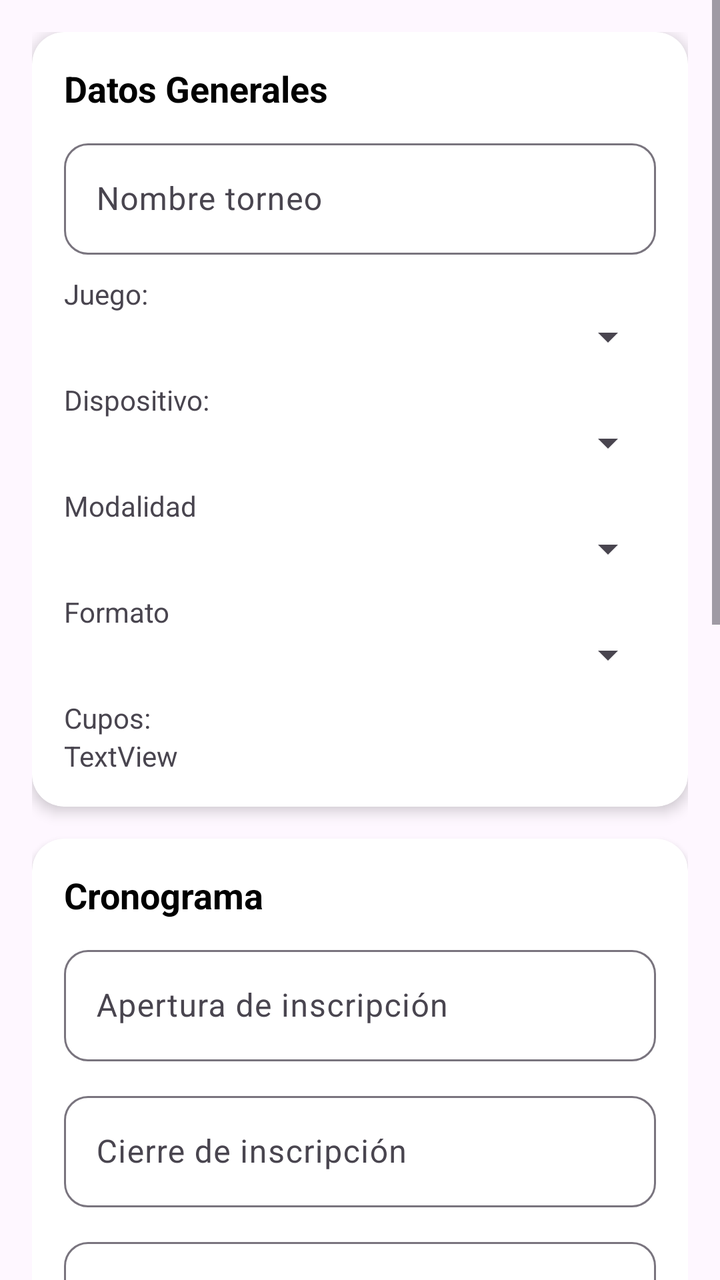
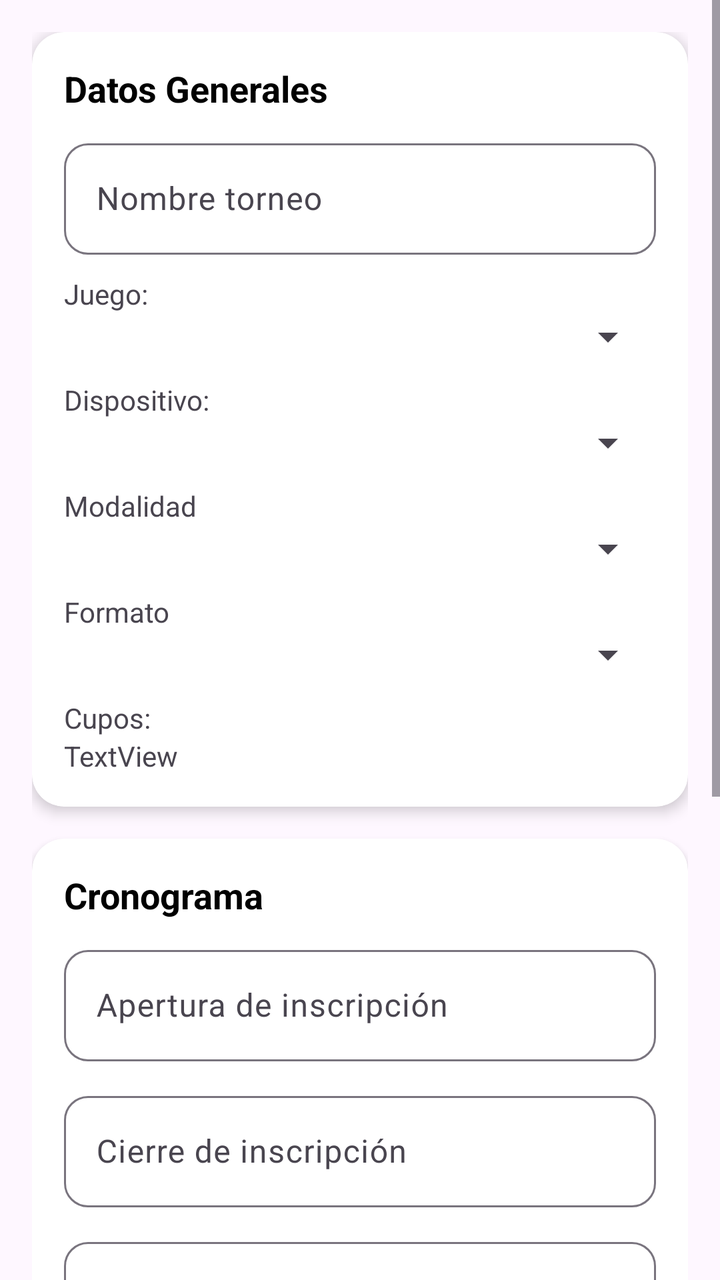

An Android layout rendered at two revisions. The XML below is the earlier revision; the diff shows what the commit changed to produce the second picture.
<!-- AndroidManifest.xml: application theme Theme.AdministracionDeTornerosElectronicos -->
<!-- res/layout/fragment_formulario.xml -->
<?xml version="1.0" encoding="utf-8"?>
<androidx.constraintlayout.widget.ConstraintLayout xmlns:android="http://schemas.android.com/apk/res/android"
    xmlns:app="http://schemas.android.com/apk/res-auto"
    xmlns:tools="http://schemas.android.com/tools"
    android:layout_width="match_parent"
    android:layout_height="match_parent"
    tools:context=".formularioFragment">


    <ScrollView
        android:layout_width="match_parent"
        android:layout_height="match_parent"
        android:fillViewport="true"
        app:layout_constraintBottom_toBottomOf="parent"
        app:layout_constraintEnd_toEndOf="parent"
        app:layout_constraintStart_toStartOf="parent"
        app:layout_constraintTop_toTopOf="parent">

        <LinearLayout
            android:layout_width="match_parent"
            android:layout_height="wrap_content"
            android:orientation="vertical"
            android:padding="16dp"
            android:gravity="center">

            <androidx.cardview.widget.CardView
                android:layout_width="match_parent"
                android:layout_height="wrap_content"
                android:layout_marginBottom="16dp"
                app:cardElevation="4dp"
                app:cardCornerRadius="16dp">

                <LinearLayout
                    android:layout_width="match_parent"
                    android:layout_height="wrap_content"
                    android:orientation="vertical"
                    android:padding="16dp">

                    <TextView
                        android:id="@+id/textView4"
                        android:layout_width="match_parent"
                        android:layout_height="wrap_content"
                        android:text="Datos Generales"
                        android:textSize="18sp"
                        android:textStyle="bold"
                        android:textColor="@color/black"
                        android:layout_marginBottom="10dp"
                        />

                    <com.google.android.material.textfield.TextInputLayout
                        android:layout_width="match_parent"
                        android:layout_height="match_parent"
                        app:boxCornerRadiusBottomEnd="12dp"
                        app:boxCornerRadiusBottomStart="12dp"
                        app:boxCornerRadiusTopEnd="12dp"
                        app:boxCornerRadiusTopStart="12dp"
                        >

                        <com.google.android.material.textfield.TextInputEditText
                            android:id="@+id/txtNombreTorneo"
                            android:layout_width="match_parent"
                            android:layout_height="wrap_content"
                            android:hint="Nombre torneo" />

                    </com.google.android.material.textfield.TextInputLayout>

                    <TextView
                        android:id="@+id/textView11"
                        android:layout_width="wrap_content"
                        android:layout_height="wrap_content"
                        android:layout_marginTop="10dp"
                        android:layout_weight="1"
                        android:text="Juego:" />

                    <Spinner
                        android:id="@+id/spiJuegos"
                        android:layout_width="match_parent"
                        android:layout_height="wrap_content"
                        android:layout_weight="1" />

                    <TextView
                        android:id="@+id/textView12"
                        android:layout_width="match_parent"
                        android:layout_height="wrap_content"
                        android:layout_marginTop="10dp"
                        android:text="Dispositivo:" />

                    <Spinner
                        android:id="@+id/spinnerDisposi"
                        android:layout_width="match_parent"
                        android:layout_height="wrap_content"
                        android:layout_weight="1" />

                    <TextView
                        android:id="@+id/textView10"
                        android:layout_width="match_parent"
                        android:layout_height="wrap_content"
                        android:text="Modalidad"
                        android:layout_marginTop="10dp"/>

                    <Spinner
                        android:id="@+id/spiModalidad"
                        android:layout_width="match_parent"
                        android:layout_height="wrap_content" />

                    <TextView
                        android:id="@+id/textView"
                        android:layout_width="match_parent"
                        android:layout_height="wrap_content"
                        android:text="Formato"
                        android:layout_marginTop="10dp"/>

                    <Spinner
                        android:id="@+id/spiFormato"
                        android:layout_width="match_parent"
                        android:layout_height="wrap_content" />

                    <TextView
                        android:id="@+id/Cuposs"
                        android:layout_width="match_parent"
                        android:layout_height="wrap_content"
                        android:text="Cupos:"
                        android:layout_marginTop="10dp"/>

                    <TextView
                        android:id="@+id/cupos"
                        android:layout_width="match_parent"
                        android:layout_height="wrap_content"
                        android:text="TextView" />

                </LinearLayout>
            </androidx.cardview.widget.CardView>

            <androidx.cardview.widget.CardView
                android:layout_width="match_parent"
                android:layout_height="wrap_content"
                android:layout_marginBottom="16dp"
                app:cardCornerRadius="16dp">

                <LinearLayout
                    android:layout_width="match_parent"
                    android:layout_height="wrap_content"
                    android:orientation="vertical"
                    android:padding="16dp">

                    <TextView
                        android:id="@+id/textView5"
                        android:layout_width="match_parent"
                        android:layout_height="wrap_content"
                        android:text="Cronograma"
                        android:textSize="18sp"
                        android:textStyle="bold"
                        android:textColor="@color/black"
                        android:layout_marginBottom="10dp" />

                    <com.google.android.material.textfield.TextInputLayout
                        android:layout_width="match_parent"
                        android:layout_height="wrap_content"
                        app:boxCornerRadiusBottomEnd="12dp"
                        app:boxCornerRadiusBottomStart="12dp"
                        app:boxCornerRadiusTopEnd="12dp"
                        app:boxCornerRadiusTopStart="12dp"
                        android:layout_marginBottom="12dp">

                        <com.google.android.material.textfield.TextInputEditText
                            android:id="@+id/edtInscripcion"
                            android:layout_width="match_parent"
                            android:layout_height="wrap_content"
                            android:inputType="date"
                            android:hint="Apertura de inscripción" />
                    </com.google.android.material.textfield.TextInputLayout>

                    <com.google.android.material.textfield.TextInputLayout
                        android:layout_width="match_parent"
                        android:layout_height="wrap_content"
                        app:boxCornerRadiusBottomEnd="12dp"
                        app:boxCornerRadiusBottomStart="12dp"
                        app:boxCornerRadiusTopEnd="12dp"
                        app:boxCornerRadiusTopStart="12dp"
                        android:layout_marginBottom="12dp">

                        <com.google.android.material.textfield.TextInputEditText
                            android:id="@+id/edtCierre"
                            android:layout_width="match_parent"
                            android:layout_height="wrap_content"
                            android:inputType="date"
                            android:hint="Cierre de inscripción" />
                    </com.google.android.material.textfield.TextInputLayout>

                    <com.google.android.material.textfield.TextInputLayout
                        android:layout_width="match_parent"
                        android:layout_height="wrap_content"
                        app:boxCornerRadiusBottomEnd="12dp"
                        app:boxCornerRadiusBottomStart="12dp"
                        app:boxCornerRadiusTopEnd="12dp"
                        app:boxCornerRadiusTopStart="12dp">

                        <com.google.android.material.textfield.TextInputEditText
                            android:id="@+id/edtInicio"
                            android:layout_width="match_parent"
                            android:layout_height="wrap_content"
                            android:inputType="date"
                            android:hint="Inicio del Torneo" />
                    </com.google.android.material.textfield.TextInputLayout>
                </LinearLayout>
            </androidx.cardview.widget.CardView>

            <androidx.cardview.widget.CardView
                android:layout_width="match_parent"
                android:layout_height="wrap_content"
                android:layout_marginBottom="16dp"
                app:cardCornerRadius="16dp">

                <LinearLayout
                    android:layout_width="match_parent"
                    android:layout_height="wrap_content"
                    android:orientation="vertical"
                    android:padding="16dp">


                    <TextView
                        android:id="@+id/textView13"
                        android:layout_width="match_parent"
                        android:layout_height="wrap_content"
                        android:textSize="18sp"
                        android:textStyle="bold"
                        android:textColor="@color/black"
                        android:layout_marginBottom="10dp"
                        android:text="Inscripción y Premios"
                        />

                    <TextView
                        android:id="@+id/textView14"
                        android:layout_width="match_parent"
                        android:layout_height="wrap_content"
                        android:text="Tipo de Entrada:" />

                    <Spinner
                        android:id="@+id/spnEntrada"
                        android:layout_width="match_parent"
                        android:layout_height="wrap_content"
                        android:layout_marginBottom="12dp"/>

                    <com.google.android.material.textfield.TextInputLayout
                        android:id="@+id/tilCostoEntrada"
                        android:layout_width="match_parent"
                        android:layout_height="wrap_content"
                        app:boxCornerRadiusBottomEnd="12dp"
                        app:boxCornerRadiusBottomStart="12dp"
                        app:boxCornerRadiusTopEnd="12dp"
                        app:boxCornerRadiusTopStart="12dp"
                        android:layout_marginBottom="12dp">

                        <com.google.android.material.textfield.TextInputEditText
                            android:id="@+id/etCostoEntrada"
                            android:layout_width="match_parent"
                            android:layout_height="wrap_content"
                            android:inputType="numberDecimal"
                            android:hint="Costo de entrada por persona/equipo:"/>
                    </com.google.android.material.textfield.TextInputLayout>

                    <com.google.android.material.textfield.TextInputLayout
                        android:id="@+id/etPremios"
                        android:layout_width="match_parent"
                        android:layout_height="wrap_content"
                        app:boxCornerRadiusBottomEnd="12dp"
                        app:boxCornerRadiusBottomStart="12dp"
                        app:boxCornerRadiusTopEnd="12dp"
                        app:boxCornerRadiusTopStart="12dp"
                        android:layout_marginBottom="12dp">

                        <com.google.android.material.textfield.TextInputEditText
                            android:id="@+id/etPremio"
                            android:layout_width="match_parent"
                            android:layout_height="wrap_content"
                            android:inputType="text"
                            android:hint="Premio: skin, 100 dolares" />
                    </com.google.android.material.textfield.TextInputLayout>



                </LinearLayout>
            </androidx.cardview.widget.CardView>

            <androidx.cardview.widget.CardView
                android:layout_width="match_parent"
                android:layout_height="wrap_content"
                android:layout_marginBottom="16dp"
                app:cardElevation="2dp"
                app:cardCornerRadius="16dp">

                <LinearLayout
                    android:layout_width="match_parent"
                    android:layout_height="wrap_content"
                    android:orientation="vertical"
                    android:padding="20dp">

                    <TextView
                        android:layout_width="match_parent"
                        android:layout_height="wrap_content"
                        android:text="Reglas y Formato"
                        android:textSize="18sp"
                        android:textStyle="bold"
                        android:textColor="@color/black"
                        android:layout_marginBottom="8dp"/>

                    <TextView
                        android:id="@+id/formato"
                        android:layout_width="match_parent"
                        android:layout_height="wrap_content"
                        android:layout_marginBottom="16dp"
                        android:text="Formato: "
                        android:textColor="#555555"
                        android:textSize="13sp" />

                    <com.google.android.material.textfield.TextInputLayout
                        android:layout_width="match_parent"
                        android:layout_height="wrap_content"
                        app:boxCornerRadiusBottomEnd="12dp"
                        app:boxCornerRadiusBottomStart="12dp"
                        app:boxCornerRadiusTopEnd="12dp"
                        app:boxCornerRadiusTopStart="12dp">

                        <com.google.android.material.textfield.TextInputEditText
                            android:id="@+id/etReglas"
                            android:layout_width="match_parent"
                            android:layout_height="wrap_content"
                            android:inputType="textMultiLine"
                            android:lines="4"
                            android:minLines="4"
                            android:gravity="top|start"
                            android:hint="Ej: No mirar pantallas" />
                    </com.google.android.material.textfield.TextInputLayout>

                </LinearLayout>
            </androidx.cardview.widget.CardView>

            <Button

                android:id="@+id/btnGuardar"
                android:layout_width="match_parent"
                android:layout_height="wrap_content"
                android:layout_marginTop="16dp"
                android:text="Crear Torneo" />

        </LinearLayout>
    </ScrollView>

</androidx.constraintlayout.widget.ConstraintLayout>
<!-- resources referenced by this layout -->
<resources>
  <color name="black">#FF000000</color>
  <style name="Theme.AdministracionDeTornerosElectronicos" parent="Base.Theme.AdministracionDeTornerosElectronicos" />
  <style name="Base.Theme.AdministracionDeTornerosElectronicos" parent="Theme.Material3.DayNight.NoActionBar">
          
          
      </style>
</resources>

<!-- the commit's change to res/layout/fragment_formulario.xml (unified diff, before → after) -->
@@ -209,83 +209,6 @@
                 android:layout_width="match_parent"
                 android:layout_height="wrap_content"
                 android:layout_marginBottom="16dp"
-                app:cardCornerRadius="16dp">
-
-                <LinearLayout
-                    android:layout_width="match_parent"
-                    android:layout_height="wrap_content"
-                    android:orientation="vertical"
-                    android:padding="16dp">
-
-
-                    <TextView
-                        android:id="@+id/textView13"
-                        android:layout_width="match_parent"
-                        android:layout_height="wrap_content"
-                        android:textSize="18sp"
-                        android:textStyle="bold"
-                        android:textColor="@color/black"
-                        android:layout_marginBottom="10dp"
-                        android:text="Inscripción y Premios"
-                        />
-
-                    <TextView
-                        android:id="@+id/textView14"
-                        android:layout_width="match_parent"
-                        android:layout_height="wrap_content"
-                        android:text="Tipo de Entrada:" />
-
-                    <Spinner
-                        android:id="@+id/spnEntrada"
-                        android:layout_width="match_parent"
-                        android:layout_height="wrap_content"
-                        android:layout_marginBottom="12dp"/>
-
-                    <com.google.android.material.textfield.TextInputLayout
-                        android:id="@+id/tilCostoEntrada"
-                        android:layout_width="match_parent"
-                        android:layout_height="wrap_content"
-                        app:boxCornerRadiusBottomEnd="12dp"
-                        app:boxCornerRadiusBottomStart="12dp"
-                        app:boxCornerRadiusTopEnd="12dp"
-                        app:boxCornerRadiusTopStart="12dp"
-                        android:layout_marginBottom="12dp">
-
-                        <com.google.android.material.textfield.TextInputEditText
-                            android:id="@+id/etCostoEntrada"
-                            android:layout_width="match_parent"
-                            android:layout_height="wrap_content"
-                            android:inputType="numberDecimal"
-                            android:hint="Costo de entrada por persona/equipo:"/>
-                    </com.google.android.material.textfield.TextInputLayout>
-
-                    <com.google.android.material.textfield.TextInputLayout
-                        android:id="@+id/etPremios"
-                        android:layout_width="match_parent"
-                        android:layout_height="wrap_content"
-                        app:boxCornerRadiusBottomEnd="12dp"
-                        app:boxCornerRadiusBottomStart="12dp"
-                        app:boxCornerRadiusTopEnd="12dp"
-                        app:boxCornerRadiusTopStart="12dp"
-                        android:layout_marginBottom="12dp">
-
-                        <com.google.android.material.textfield.TextInputEditText
-                            android:id="@+id/etPremio"
-                            android:layout_width="match_parent"
-                            android:layout_height="wrap_content"
-                            android:inputType="text"
-                            android:hint="Premio: skin, 100 dolares" />
-                    </com.google.android.material.textfield.TextInputLayout>
-
-
-
-                </LinearLayout>
-            </androidx.cardview.widget.CardView>
-
-            <androidx.cardview.widget.CardView
-                android:layout_width="match_parent"
-                android:layout_height="wrap_content"
-                android:layout_marginBottom="16dp"
                 app:cardElevation="2dp"
                 app:cardCornerRadius="16dp">
 
